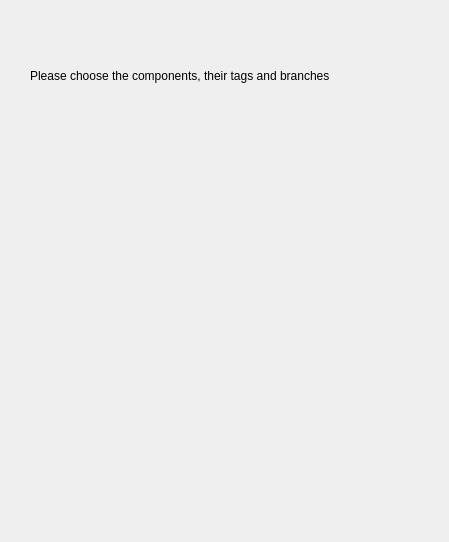
Michael-D-Blast/ManifestAssistant, file dialog.ui: the form before one commit.
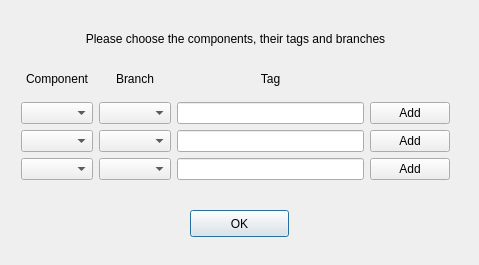
The form after the commit.

What changed in the file:
```diff
--- a/dialog.ui
+++ b/dialog.ui
@@ -6,26 +6,133 @@
    <rect>
     <x>0</x>
     <y>0</y>
-    <width>449</width>
-    <height>542</height>
+    <width>479</width>
+    <height>265</height>
    </rect>
   </property>
   <property name="windowTitle">
    <string>Dialog</string>
   </property>
-  <widget class="QLabel" name="label">
+  <widget class="QPushButton" name="pushButton_4">
    <property name="geometry">
     <rect>
-     <x>30</x>
-     <y>60</y>
-     <width>381</width>
-     <height>31</height>
+     <x>190</x>
+     <y>210</y>
+     <width>99</width>
+     <height>27</height>
     </rect>
    </property>
    <property name="text">
-    <string>Please choose the components, their tags and branches</string>
+    <string>OK</string>
    </property>
   </widget>
+  <widget class="QWidget" name="">
+   <property name="geometry">
+    <rect>
+     <x>10</x>
+     <y>10</y>
+     <width>451</width>
+     <height>181</height>
+    </rect>
+   </property>
+   <layout class="QGridLayout" name="gridLayout">
+    <item row="0" column="0" colspan="4">
+     <widget class="QLabel" name="label">
+      <property name="text">
+       <string>Please choose the components, their tags and branches</string>
+      </property>
+      <property name="alignment">
+       <set>Qt::AlignCenter</set>
+      </property>
+     </widget>
+    </item>
+    <item row="1" column="0">
+     <widget class="QLabel" name="label_2">
+      <property name="text">
+       <string>Component</string>
+      </property>
+      <property name="alignment">
+       <set>Qt::AlignCenter</set>
+      </property>
+     </widget>
+    </item>
+    <item row="1" column="1">
+     <widget class="QLabel" name="label_3">
+      <property name="text">
+       <string>Branch</string>
+      </property>
+      <property name="alignment">
+       <set>Qt::AlignCenter</set>
+      </property>
+     </widget>
+    </item>
+    <item row="1" column="2">
+     <widget class="QLabel" name="label_4">
+      <property name="text">
+       <string>Tag</string>
+      </property>
+      <property name="alignment">
+       <set>Qt::AlignCenter</set>
+      </property>
+     </widget>
+    </item>
+    <item row="2" column="0">
+     <widget class="QComboBox" name="comboBox">
+      <property name="maximumSize">
+       <size>
+        <width>85</width>
+        <height>16777215</height>
+       </size>
+      </property>
+     </widget>
+    </item>
+    <item row="2" column="1">
+     <widget class="QComboBox" name="comboBox_4"/>
+    </item>
+    <item row="2" column="2">
+     <widget class="QLineEdit" name="lineEdit_3"/>
+    </item>
+    <item row="2" column="3">
+     <widget class="QPushButton" name="pushButton">
+      <property name="text">
+       <string>Add</string>
+      </property>
+     </widget>
+    </item>
+    <item row="3" column="0">
+     <widget class="QComboBox" name="comboBox_2"/>
+    </item>
+    <item row="3" column="1">
+     <widget class="QComboBox" name="comboBox_5"/>
+    </item>
+    <item row="3" column="2">
+     <widget class="QLineEdit" name="lineEdit_4"/>
+    </item>
+    <item row="3" column="3">
+     <widget class="QPushButton" name="pushButton_2">
+      <property name="text">
+       <string>Add</string>
+      </property>
+     </widget>
+    </item>
+    <item row="4" column="0">
+     <widget class="QComboBox" name="comboBox_3"/>
+    </item>
+    <item row="4" column="1">
+     <widget class="QComboBox" name="comboBox_6"/>
+    </item>
+    <item row="4" column="2">
+     <widget class="QLineEdit" name="lineEdit_5"/>
+    </item>
+    <item row="4" column="3">
+     <widget class="QPushButton" name="pushButton_3">
+      <property name="text">
+       <string>Add</string>
+      </property>
+     </widget>
+    </item>
+   </layout>
+  </widget>
  </widget>
  <layoutdefault spacing="6" margin="11"/>
  <resources/>
```
